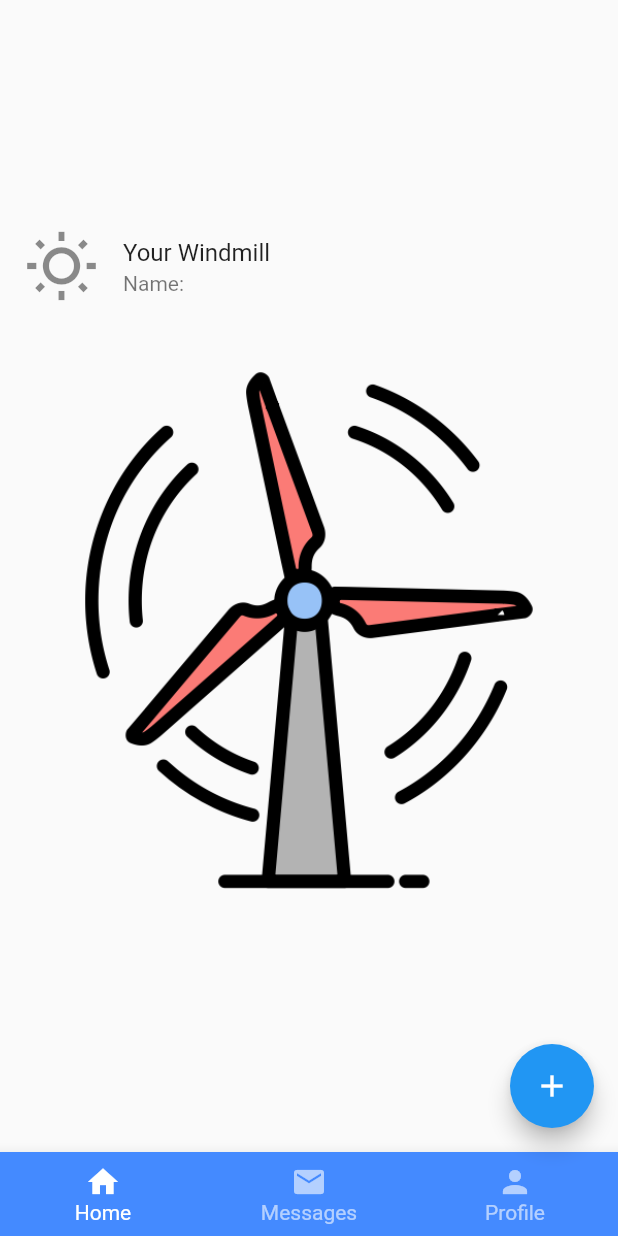
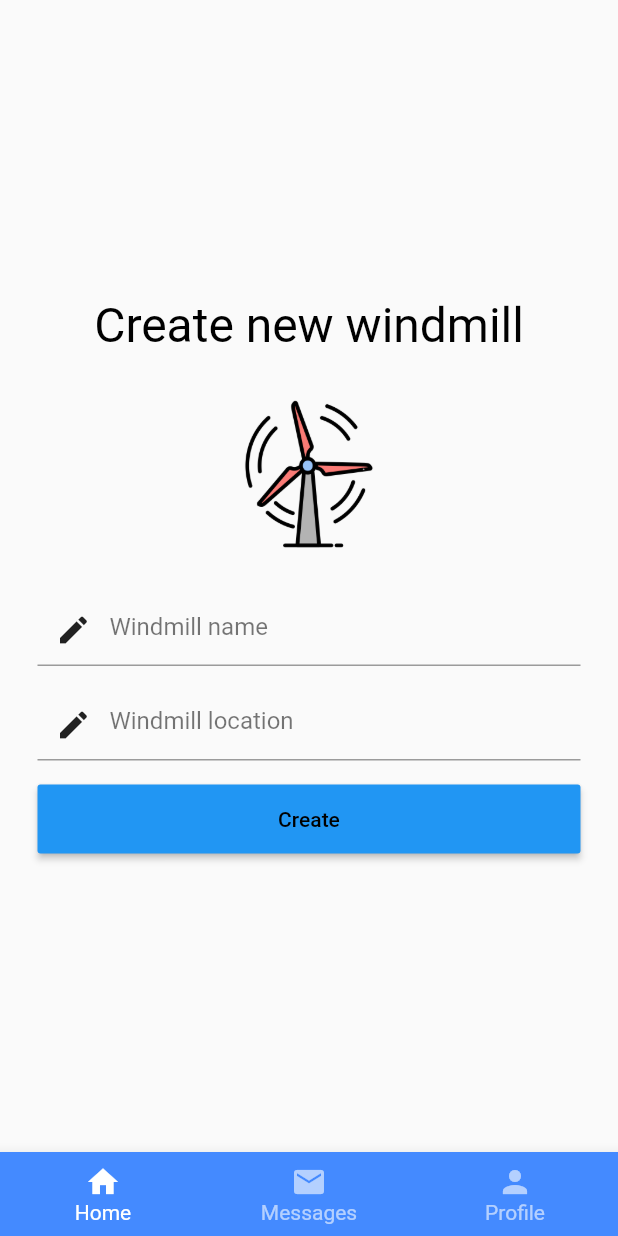
Before and after one commit to marcinkazmierski/flutter-bloc-windmill, a Flutter app: the WindmillForm screen opened directly with empty values, on a phone screen of 412 x 824 dp. Run offline on Flutter 3.47's test engine with Material 2 defaults, Android fonts, the phone set to English and light mode, and no system bars; our stand-ins replace bloc, equatable, flutter_bloc, simple_animations.

Commit message:
udpate flutter and packages. create new windmill page.

```diff
--- a/lib/blocs/windmill_bloc.dart
+++ b/lib/blocs/windmill_bloc.dart
@@ -52,6 +52,14 @@ class WindmillCreateFailure extends WindmillState {
 ///EVENT
 abstract class WindmillEvent extends Equatable {
   const WindmillEvent();
+}
+
+class WindmillCreateInitialize extends WindmillEvent {
+  @override
+  List<Object> get props => [];
+
+  @override
+  String toString() => 'WindmillCreateInitialize {}';
 }
 
 class WindmillCreateButtonPressed extends WindmillEvent {
@@ -113,7 +121,6 @@ class WindmillBloc extends Bloc<WindmillEvent, WindmillState> {
   @override
   Stream<WindmillState> mapEventToState(WindmillEvent event) async* {
     if (event is WindmillCreateButtonPressed) {
-      yield WindmillCreateNewInProgress();
       try {
         // TODO: power as const?
         WindmillModel windmillModel = new WindmillModel(
@@ -129,6 +136,8 @@ class WindmillBloc extends Bloc<WindmillEvent, WindmillState> {
         yield WindmillLoadSuccess(
             windmillModel: event.accountModel.windmills.first);
       }
+    }else if(event is WindmillCreateInitialize){
+      yield WindmillCreateNewInProgress();
     }
   }
 
--- a/lib/screens/create_account_page.dart
+++ b/lib/screens/create_account_page.dart
@@ -51,9 +51,6 @@ class _CreateAccountFormState extends State<CreateAccountForm> {
                       image: new DecorationImage(
                           fit: BoxFit.cover,
                           image: AssetImage("assets/images/bg.png"))),
-                ),
-                Container(
-                  color: Color.fromRGBO(0, 0, 0, 0.2),
                 ),
                 Center(
                   child: SingleChildScrollView(
--- /dev/null
+++ b/lib/screens/create_windmill_page.dart
@@ -0,0 +1,136 @@
+import 'package:flutter/material.dart';
+import 'package:flutter_bloc/flutter_bloc.dart';
+import 'package:windmill/blocs/windmill_bloc.dart';
+import 'package:windmill/models/account_model.dart';
+import 'package:windmill/common/fade_animation.dart';
+
+class CreateWindmillPage extends StatelessWidget {
+  final AccountModel accountModel;
+
+  const CreateWindmillPage({@required this.accountModel})
+      : assert(accountModel != null);
+
+  @override
+  Widget build(BuildContext context) {
+    return Scaffold(
+      body: CreateWindmillForm(
+        accountModel: this.accountModel,
+      ),
+    );
+  }
+}
+
+class CreateWindmillForm extends StatefulWidget {
+  final AccountModel accountModel;
+
+  const CreateWindmillForm({@required this.accountModel})
+      : assert(accountModel != null);
+
+  @override
+  State<CreateWindmillForm> createState() => _CreateWindmillFormState();
+}
+
+class _CreateWindmillFormState extends State<CreateWindmillForm> {
+  @override
+  Widget build(BuildContext context) {
+    _onCreateButtonPressed() {
+      // todo
+    }
+
+    return BlocListener<WindmillBloc, WindmillState>(
+      listener: (context, state) {
+        if (state is WindmillCreateFailure) {
+          Scaffold.of(context).showSnackBar(
+            SnackBar(
+              content: Text('${state.error}'),
+              backgroundColor: Colors.red,
+            ),
+          );
+        }
+      },
+      child: BlocBuilder<WindmillBloc, WindmillState>(
+        builder: (context, state) {
+          return Scaffold(
+            body: Center(
+              child: SingleChildScrollView(
+                padding: EdgeInsets.all(25.0),
+                child: Column(
+                  crossAxisAlignment: CrossAxisAlignment.stretch,
+                  children: <Widget>[
+                    FadeAnimation(
+                        2,
+                        Center(
+                          child: Text(
+                            'Create new windmill',
+                            style: TextStyle(color: Colors.black, fontSize: 32),
+                          ),
+                        )),
+                    SizedBox(
+                      height: 30.0,
+                    ),
+                    FadeAnimation(
+                      2,
+                      SizedBox(
+                        height: 100.0,
+                        child: Image.asset('assets/images/windmill.png'),
+                      ),
+                    ),
+                    SizedBox(
+                      height: 30.0,
+                    ),
+                    FadeAnimation(
+                        2,
+                        TextFormField(
+                          style: TextStyle(
+                            color: Colors.black,
+                          ),
+                          decoration: InputDecoration(
+                              prefixIcon: Icon(
+                                Icons.mode_edit,
+                                color: Colors.black87,
+                              ),
+                              hintStyle: TextStyle(color: Colors.black54),
+                              hintText: 'Windmill name'),
+                        )),
+                    SizedBox(
+                      height: 15.0,
+                    ),
+                    FadeAnimation(
+                        2,
+                        TextFormField(
+                          style: TextStyle(
+                            color: Colors.black,
+                          ),
+                          decoration: InputDecoration(
+                              prefixIcon: Icon(
+                                Icons.mode_edit,
+                                color: Colors.black87,
+                              ),
+                              hintStyle: TextStyle(color: Colors.black54),
+                              hintText: 'Windmill location'),
+                        )),
+                    SizedBox(
+                      height: 15.0,
+                    ),
+                    Center(child: null //CircularProgressIndicator()
+                        ),
+                    FadeAnimation(
+                        2,
+                        RaisedButton(
+                          onPressed: _onCreateButtonPressed,
+                          child: Padding(
+                              padding: EdgeInsets.all(15.0),
+                              child: Text('Create')),
+                          color: Colors.blue,
+                          textColor: Colors.black,
+                        )),
+                  ],
+                ),
+              ),
+            ),
+          );
+        },
+      ),
+    );
+  }
+}
--- a/lib/screens/home_page.dart
+++ b/lib/screens/home_page.dart
@@ -15,6 +15,7 @@ class HomePage extends StatelessWidget {
 
         return Scaffold(
           body: (state is AccountCreateSuccess)
+              //? CreateWindmillPage(accountModel: state.accountModel)
               ? WindmillPage(accountModel: state.accountModel)
               : CreateAccountPage(),
         );
--- a/lib/screens/windmill_page.dart
+++ b/lib/screens/windmill_page.dart
@@ -2,6 +2,8 @@ import 'package:flutter/material.dart';
 import 'package:flutter_bloc/flutter_bloc.dart';
 import 'package:windmill/blocs/windmill_bloc.dart';
 import 'package:windmill/models/account_model.dart';
+import 'package:windmill/screens/create_windmill_page.dart';
+import 'package:windmill/screens/view_windmill_page.dart';
 
 class WindmillPage extends StatelessWidget {
   final AccountModel accountModel;
@@ -46,31 +48,9 @@ class _WindmillFormState extends State<WindmillForm> {
       child: BlocBuilder<WindmillBloc, WindmillState>(
         builder: (context, state) {
           return Scaffold(
-            body: Center(
-              child: Container(
-                  alignment: Alignment.center,
-                  child: Column(
-                      mainAxisAlignment: MainAxisAlignment.center,
-                      children: <Widget>[
-                        ListTile(
-                          leading: Icon(Icons.wb_sunny_outlined, size: 50),
-                          title: Text('Your Windmill'),
-                          subtitle:
-                              Text('Name: ' + this.widget.accountModel.name),
-                        ),
-                        Padding(
-                          padding: EdgeInsets.all(30),
-                          child: Image.asset('assets/images/windmill.png'),
-                        ),
-                      ])),
-            ),
-            floatingActionButton: FloatingActionButton(
-              onPressed: () {
-                print("floatingActionButton onPressed");
-              },
-              tooltip: 'Add new',
-              child: Icon(Icons.add),
-            ),
+            body: (state is WindmillCreateNewInProgress)
+                ? CreateWindmillPage(accountModel: this.widget.accountModel)
+                : ViewWindmillPage(accountModel: this.widget.accountModel),
             bottomNavigationBar: BottomNavigationBar(
               currentIndex: 0,
               // this will be set when a new tab is tapped
```
Also changed, not shown: lib/screens/view_windmill_page.dart (added, +83 -0 lines), pubspec.yaml (+5 -5 lines), pubspec.lock.
